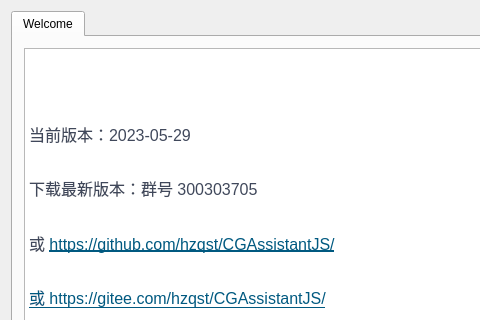
hzqst/CGAssistant, file CGAssistant/mainwindow.ui: the form before one commit; both pictures show x 0 to 480 and y 0 to 320 of the 750 by 500 pixel window.
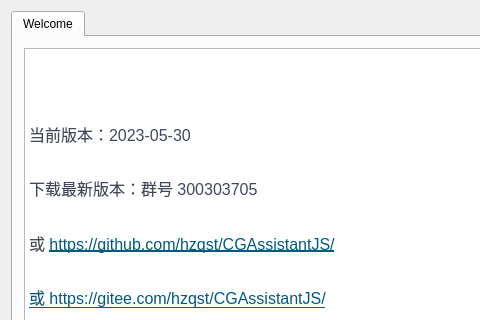
The form after the commit. Icons and pictures are not drawn.

Commit message: 改进战斗执行流程

The edit to the form file:
```diff
--- a/CGAssistant/mainwindow.ui
+++ b/CGAssistant/mainwindow.ui
@@ -73,7 +73,7 @@
 &lt;/style&gt;&lt;/head&gt;&lt;body style=&quot; font-family:'Microsoft YaHei UI'; font-size:9pt; font-weight:400; font-style:normal;&quot;&gt;
 &lt;p style=&quot; margin-top:0px; margin-bottom:0px; margin-left:0px; margin-right:0px; -qt-block-indent:0; text-indent:0px;&quot;&gt;&lt;img src=&quot;:/logo.png&quot; /&gt;&lt;/p&gt;
 &lt;p style=&quot;-qt-paragraph-type:empty; margin-top:0px; margin-bottom:16px; margin-left:0px; margin-right:0px; -qt-block-indent:0; text-indent:0px; line-height:160%; font-family:'-apple-system,BlinkMacSystemFont,Segoe UI,Helvetica,Arial,Apple Color Emoji,Segoe UI Emoji,Segoe UI Symbol,Liberation Sans,PingFang SC,Microsoft YaHei,Hiragino Sans GB,Wenquanyi Micro Hei,WenQuanYi Zen Hei,ST Heiti,SimHei,SimSun,WenQuanYi Zen Hei Sharp,sans-serif'; font-size:16px; color:#40485b; background-color:#ffffff;&quot;&gt;&lt;br /&gt;&lt;/p&gt;
-&lt;p style=&quot; margin-top:0px; margin-bottom:16px; margin-left:0px; margin-right:0px; -qt-block-indent:0; text-indent:0px; line-height:160%; background-color:#ffffff;&quot;&gt;&lt;span style=&quot; font-family:'-apple-system,BlinkMacSystemFont,Segoe UI,Helvetica,Arial,Apple Color Emoji,Segoe UI Emoji,Segoe UI Symbol,Liberation Sans,PingFang SC,Microsoft YaHei,Hiragino Sans GB,Wenquanyi Micro Hei,WenQuanYi Zen Hei,ST Heiti,SimHei,SimSun,WenQuanYi Zen Hei Sharp,sans-serif'; font-size:16px; color:#40485b; background-color:#ffffff;&quot;&gt;当前版本：2023-05-29&lt;/span&gt;&lt;/p&gt;
+&lt;p style=&quot; margin-top:0px; margin-bottom:16px; margin-left:0px; margin-right:0px; -qt-block-indent:0; text-indent:0px; line-height:160%; background-color:#ffffff;&quot;&gt;&lt;span style=&quot; font-family:'-apple-system,BlinkMacSystemFont,Segoe UI,Helvetica,Arial,Apple Color Emoji,Segoe UI Emoji,Segoe UI Symbol,Liberation Sans,PingFang SC,Microsoft YaHei,Hiragino Sans GB,Wenquanyi Micro Hei,WenQuanYi Zen Hei,ST Heiti,SimHei,SimSun,WenQuanYi Zen Hei Sharp,sans-serif'; font-size:16px; color:#40485b; background-color:#ffffff;&quot;&gt;当前版本：2023-05-30&lt;/span&gt;&lt;/p&gt;
 &lt;p style=&quot; margin-top:0px; margin-bottom:16px; margin-left:0px; margin-right:0px; -qt-block-indent:0; text-indent:0px; line-height:160%; background-color:#ffffff;&quot;&gt;&lt;span style=&quot; font-family:'-apple-system,BlinkMacSystemFont,Segoe UI,Helvetica,Arial,Apple Color Emoji,Segoe UI Emoji,Segoe UI Symbol,Liberation Sans,PingFang SC,Microsoft YaHei,Hiragino Sans GB,Wenquanyi Micro Hei,WenQuanYi Zen Hei,ST Heiti,SimHei,SimSun,WenQuanYi Zen Hei Sharp,sans-serif'; font-size:16px; color:#40485b; background-color:#ffffff;&quot;&gt;下载最新版本：群号 300303705&lt;/span&gt;&lt;/p&gt;
 &lt;p style=&quot; margin-top:0px; margin-bottom:16px; margin-left:0px; margin-right:0px; -qt-block-indent:0; text-indent:0px; line-height:160%; background-color:#ffffff;&quot;&gt;&lt;span style=&quot; font-family:'-apple-system,BlinkMacSystemFont,Segoe UI,Helvetica,Arial,Apple Color Emoji,Segoe UI Emoji,Segoe UI Symbol,Liberation Sans,PingFang SC,Microsoft YaHei,Hiragino Sans GB,Wenquanyi Micro Hei,WenQuanYi Zen Hei,ST Heiti,SimHei,SimSun,WenQuanYi Zen Hei Sharp,sans-serif'; font-size:16px; color:#40485b; background-color:#ffffff;&quot;&gt;或 &lt;/span&gt;&lt;a href=&quot;https://github.com/hzqst/CGAssistant/&quot;&gt;&lt;span style=&quot; font-family:'-apple-system,BlinkMacSystemFont,Segoe UI,Helvetica,Arial,Apple Color Emoji,Segoe UI Emoji,Segoe UI Symbol,Liberation Sans,PingFang SC,Microsoft YaHei,Hiragino Sans GB,Wenquanyi Micro Hei,WenQuanYi Zen Hei,ST Heiti,SimHei,SimSun,WenQuanYi Zen Hei Sharp,sans-serif'; font-size:16px; text-decoration: underline; color:#005980; background-color:transparent;&quot;&gt;https://github.com/hzqst/CGAssistantJS/&lt;/span&gt;&lt;/a&gt;&lt;/p&gt;
 &lt;p style=&quot; margin-top:0px; margin-bottom:16px; margin-left:0px; margin-right:0px; -qt-block-indent:0; text-indent:0px; line-height:160%; background-color:#ffffff;&quot;&gt;&lt;a href=&quot;https://github.com/hzqst/CGAssistantJS/issues&quot;&gt;&lt;span style=&quot; font-family:'-apple-system,BlinkMacSystemFont,Segoe UI,Helvetica,Arial,Apple Color Emoji,Segoe UI Emoji,Segoe UI Symbol,Liberation Sans,PingFang SC,Microsoft YaHei,Hiragino Sans GB,Wenquanyi Micro Hei,WenQuanYi Zen Hei,ST Heiti,SimHei,SimSun,WenQuanYi Zen Hei Sharp,sans-serif'; font-size:16px; text-decoration: underline; color:#005980; background-color:transparent;&quot;&gt;或 &lt;/span&gt;&lt;/a&gt;&lt;a href=&quot;https://github.com/hzqst/CGAssistant/&quot;&gt;&lt;span style=&quot; font-family:'-apple-system,BlinkMacSystemFont,Segoe UI,Helvetica,Arial,Apple Color Emoji,Segoe UI Emoji,Segoe UI Symbol,Liberation Sans,PingFang SC,Microsoft YaHei,Hiragino Sans GB,Wenquanyi Micro Hei,WenQuanYi Zen Hei,ST Heiti,SimHei,SimSun,WenQuanYi Zen Hei Sharp,sans-serif'; font-size:16px; text-decoration: underline; color:#005980; background-color:transparent;&quot;&gt;https://gitee.com/hzqst/CGAssistantJS/&lt;/span&gt;&lt;/a&gt;&lt;/p&gt;&lt;/body&gt;&lt;/html&gt;</string>
```
The commit also changes 2 other files.
